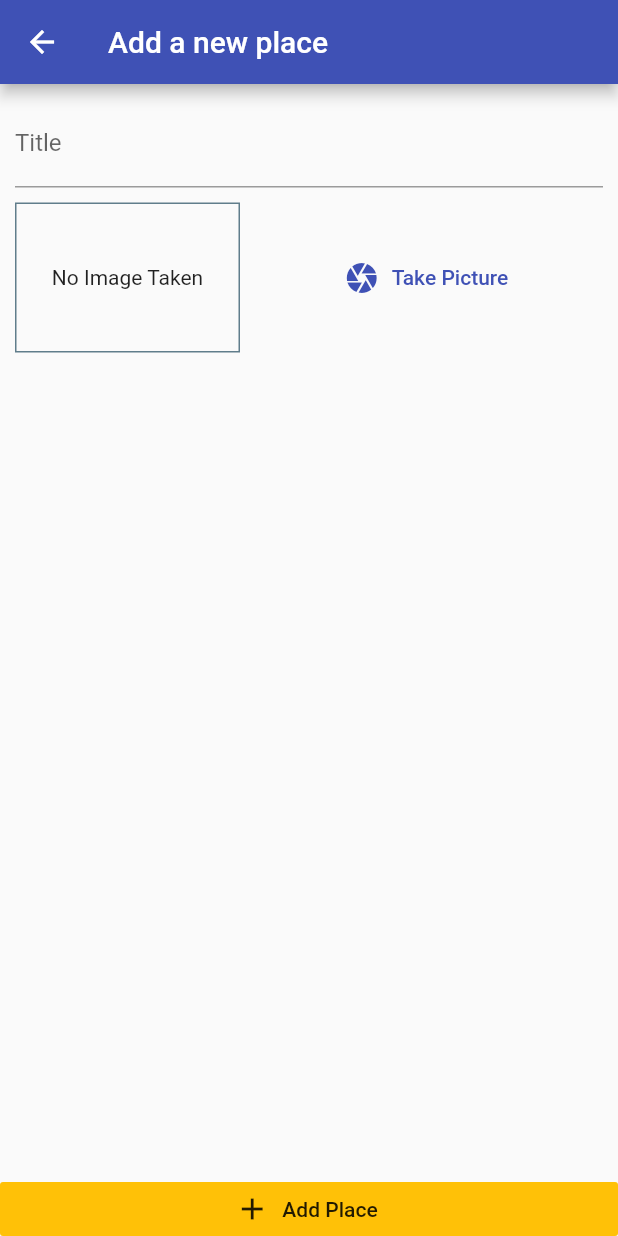
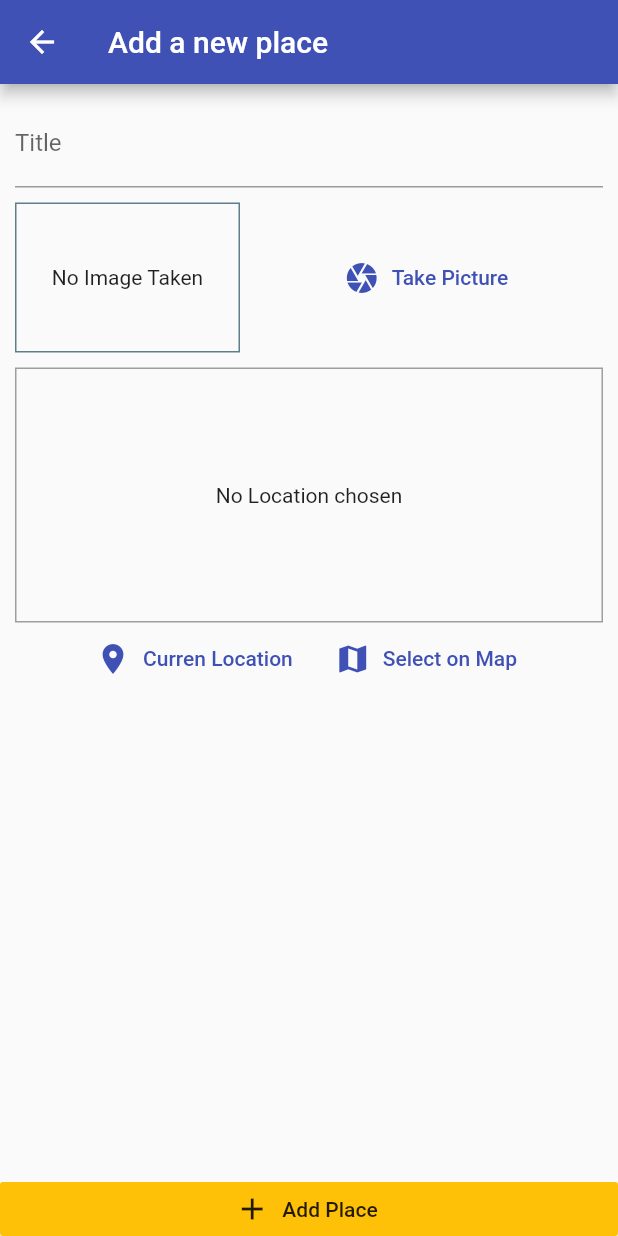
Before and after one commit to yuchehsieh/flutter_great_place, a Flutter app: the AddPlaceScreen screen opened by its route, on a phone screen of 412 x 824 dp. Run offline on Flutter 3.47's test engine with Material 2 defaults, Android fonts, the phone set to English and light mode, and no system bars; our stand-ins replace image_picker, sqflite; accounts and stored records are empty.

Commit message:
learn: installing location-package and adjust some settings on Android and iOS, later start using those package

```diff
--- a/lib/screens/add_place_screen.dart
+++ b/lib/screens/add_place_screen.dart
@@ -3,6 +3,7 @@
 import 'package:flutter/material.dart';
 import 'package:great_place/providers/great_places.dart';
 import 'package:great_place/widgets/image_input.dart';
+import 'package:great_place/widgets/location_input.dart';
 import 'package:provider/provider.dart';
 
 class AddPlaceScreen extends StatefulWidget {
@@ -54,6 +55,8 @@
                     ),
                     SizedBox(height: 10),
                     ImageInput(_selectImage),
+                    SizedBox(height: 10),
+                    LocationInput(),
                   ],
                 ),
               ),
--- /dev/null
+++ b/lib/widgets/location_input.dart
@@ -0,0 +1,56 @@
+import 'package:flutter/material.dart';
+
+class LocationInput extends StatefulWidget {
+  @override
+  _LocationInputState createState() => _LocationInputState();
+}
+
+class _LocationInputState extends State<LocationInput> {
+  String _previewImageUrl;
+
+  @override
+  Widget build(BuildContext context) {
+    return Column(
+      children: <Widget>[
+        Container(
+          width: double.infinity,
+          height: 170,
+          alignment: Alignment.center,
+          decoration: BoxDecoration(
+            border: Border.all(
+              width: 1,
+              color: Colors.grey,
+            ),
+          ),
+          child: _previewImageUrl == null
+              ? Text(
+                  'No Location chosen',
+                  textAlign: TextAlign.center,
+                )
+              : Image.network(
+                  _previewImageUrl,
+                  fit: BoxFit.cover,
+                  width: double.infinity,
+                ),
+        ),
+        Row(
+          mainAxisAlignment: MainAxisAlignment.center,
+          children: <Widget>[
+            FlatButton.icon(
+              icon: Icon(Icons.location_on),
+              label: Text('Curren Location'),
+              textColor: Theme.of(context).primaryColor,
+              onPressed: () {},
+            ),
+            FlatButton.icon(
+              icon: Icon(Icons.map),
+              label: Text('Select on Map'),
+              textColor: Theme.of(context).primaryColor,
+              onPressed: () {},
+            )
+          ],
+        )
+      ],
+    );
+  }
+}
--- a/pubspec.yaml
+++ b/pubspec.yaml
@@ -24,6 +24,7 @@
   path_provider: ^1.2.0
   path: ^1.6.2
   sqflite: ^1.1.6+3
+  location: ^2.3.5
 
   # The following adds the Cupertino Icons font to your application.
   # Use with the CupertinoIcons class for iOS style icons.
```
Also changed, not shown: pubspec.lock, 5 other files.
